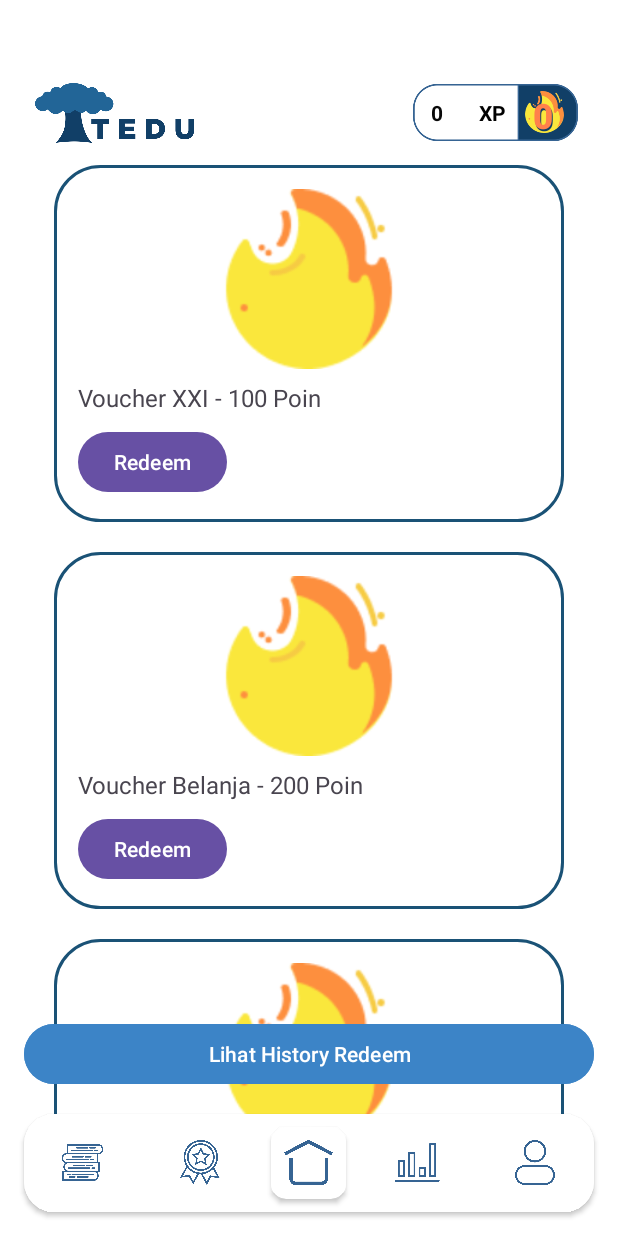
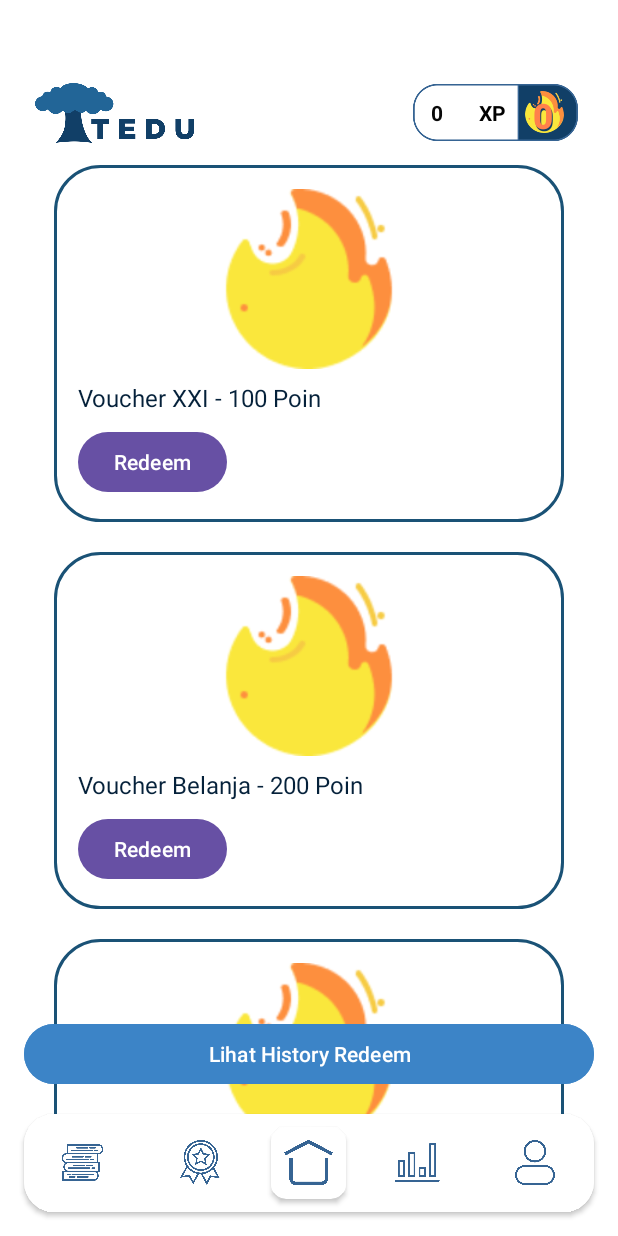
Before and after one commit to panduafii/Tedu, an Android app: the Reward screen opened directly, with no data from a screen before it, on a phone screen of 412 x 824 dp. Run offline under Robolectric (Android 15) with nearby library versions, the phone set to English and light mode, and no system bars; our stand-ins replace Firebase (no records; nobody signed in at launch, a user with empty details on screens opened directly).

Commit message:
mengubah warna text pada reward

```diff
--- a/app/src/main/res/layout/item_reward.xml
+++ b/app/src/main/res/layout/item_reward.xml
@@ -25,6 +25,7 @@
         android:layout_height="wrap_content"
         android:layout_marginTop="8dp"
         android:text="Reward Name - X Poin"
+        android:textColor="#05213A"
         android:textSize="16sp"
         app:layout_constraintStart_toStartOf="parent"
         app:layout_constraintTop_toBottomOf="@id/imageReward" />
```
